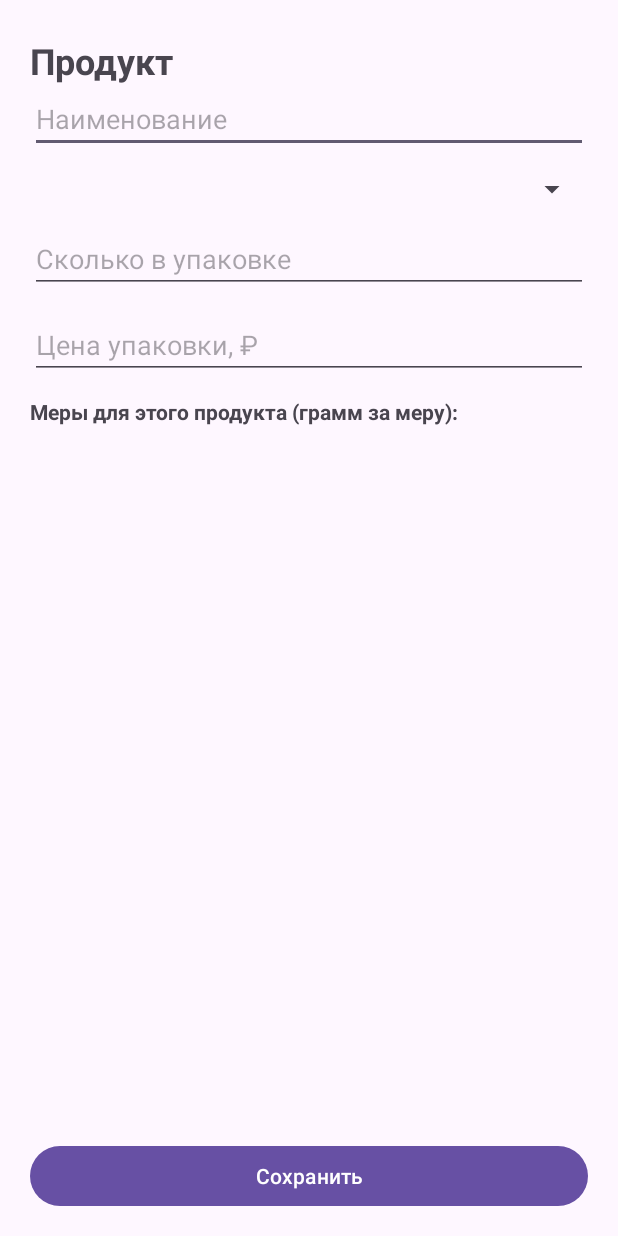
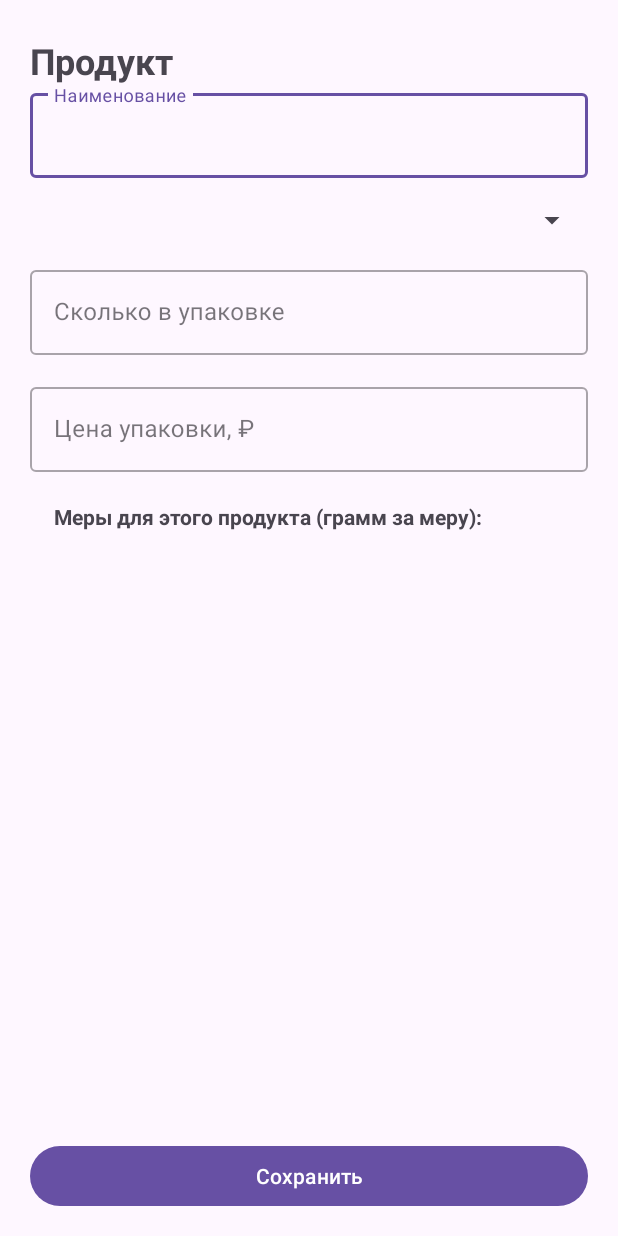
Before and after one commit to evgenark/condi-calc, an Android app: the layout dialog_product_edit.xml on its own in the app's theme, with its tools: preview values and no code run, on a phone screen of 412 x 824 dp. Run offline under Robolectric (Android 15) with nearby library versions, the phone set to English and light mode, and no system bars.

Commit message:
0.0.115, Outlined text field

```diff
--- a/app/build.gradle.kts
+++ b/app/build.gradle.kts
@@ -14,7 +14,7 @@ android {
         minSdk = 21
         targetSdk = 35
         versionCode = 1
-        versionName = "0.0.114"
+        versionName = "0.0.115"
     }
 
     sourceSets {
--- a/app/src/main/kotlin/io/github/evgenark/condicalc/ui/products/ProductEditDialog.kt
+++ b/app/src/main/kotlin/io/github/evgenark/condicalc/ui/products/ProductEditDialog.kt
@@ -126,7 +126,7 @@ class ProductEditDialog(private val activity: FragmentActivity) {
                 text = conv.name
                 layoutParams = LinearLayout.LayoutParams(0, LinearLayout.LayoutParams.WRAP_CONTENT, 1f)
             }
-            val input = EditText(activity).apply {
+            val input = com.google.android.material.textfield.TextInputEditText(activity).apply {
                 inputType = InputType.TYPE_CLASS_NUMBER or InputType.TYPE_NUMBER_FLAG_DECIMAL
                 gravity = Gravity.END
                 hint = "по умолчанию ${formatNum(conv.grams)} г"
--- a/app/src/main/res/layout/dialog_product_edit.xml
+++ b/app/src/main/res/layout/dialog_product_edit.xml
@@ -1,5 +1,6 @@
 <?xml version="1.0" encoding="utf-8"?>
 <LinearLayout xmlns:android="http://schemas.android.com/apk/res/android"
+    xmlns:app="http://schemas.android.com/apk/res-auto"
     android:orientation="vertical"
     android:layout_width="match_parent"
     android:layout_height="match_parent"
@@ -29,40 +30,63 @@
             android:layout_width="match_parent"
             android:layout_height="wrap_content">
 
-            <EditText
+            <com.google.android.material.textfield.TextInputLayout
+                android:id="@+id/nameLayout"
+                android:hint="Наименование"
+                style="@style/Widget.MaterialComponents.TextInputLayout.OutlinedBox"
+                android:layout_width="match_parent"
+                android:layout_height="wrap_content">
+
+                <com.google.android.material.textfield.TextInputEditText
                     android:id="@+id/editName"
-                android:hint="Наименование"
                     android:inputType="text"
                     android:layout_width="match_parent"
                     android:layout_height="wrap_content" />
+            </com.google.android.material.textfield.TextInputLayout>
 
             <Spinner
                 android:id="@+id/editUnit"
-                android:layout_marginTop="12dp"
+                android:layout_marginTop="16dp"
                 android:layout_width="match_parent"
                 android:layout_height="wrap_content" />
 
-            <EditText
+            <com.google.android.material.textfield.TextInputLayout
+                android:id="@+id/amountLayout"
+                android:hint="Сколько в упаковке"
+                style="@style/Widget.MaterialComponents.TextInputLayout.OutlinedBox"
+                android:layout_marginTop="16dp"
+                android:layout_width="match_parent"
+                android:layout_height="wrap_content">
+
+                <com.google.android.material.textfield.TextInputEditText
                     android:id="@+id/editPackAmount"
-                android:hint="Сколько в упаковке"
                     android:inputType="numberDecimal"
-                android:layout_marginTop="12dp"
                     android:layout_width="match_parent"
                     android:layout_height="wrap_content" />
+            </com.google.android.material.textfield.TextInputLayout>
 
-            <EditText
+            <com.google.android.material.textfield.TextInputLayout
+                android:id="@+id/priceLayout"
+                android:hint="Цена упаковки, ₽"
+                style="@style/Widget.MaterialComponents.TextInputLayout.OutlinedBox"
+                android:layout_marginTop="16dp"
+                android:layout_width="match_parent"
+                android:layout_height="wrap_content">
+
+                <com.google.android.material.textfield.TextInputEditText
                     android:id="@+id/editPackPrice"
-                android:hint="Цена упаковки, ₽"
                     android:inputType="numberDecimal"
-                android:layout_marginTop="12dp"
                     android:layout_width="match_parent"
                     android:layout_height="wrap_content" />
+            </com.google.android.material.textfield.TextInputLayout>
 
             <TextView
                 android:id="@+id/convTitle"
                 android:layout_width="match_parent"
                 android:layout_height="wrap_content"
-                android:layout_marginTop="12dp"
+                android:layout_marginTop="20dp"
+                android:paddingStart="16dp"
+                android:paddingEnd="16dp"
                 android:text="Меры для этого продукта (грамм за меру):"
                 android:textStyle="bold" />
 
@@ -70,7 +94,8 @@
                 android:id="@+id/convContainer"
                 android:layout_width="match_parent"
                 android:layout_height="wrap_content"
-                android:orientation="vertical" />
+                android:orientation="vertical"
+                android:paddingHorizontal="16dp" />
 
         </LinearLayout>
     </ScrollView>
```
Lines whose indentation alone changed are shown as unchanged.
